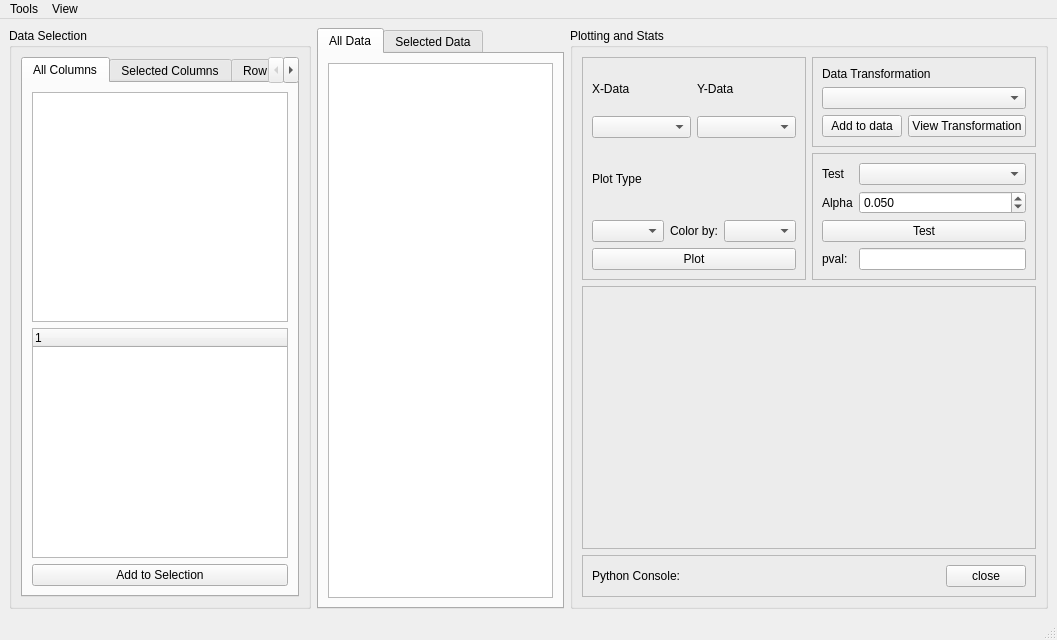
Above: DataViewerModule/pandasviewer_mainwindow.ui from kushalkolar/BehaviourAnalysis before the change. Below: the same form after it.
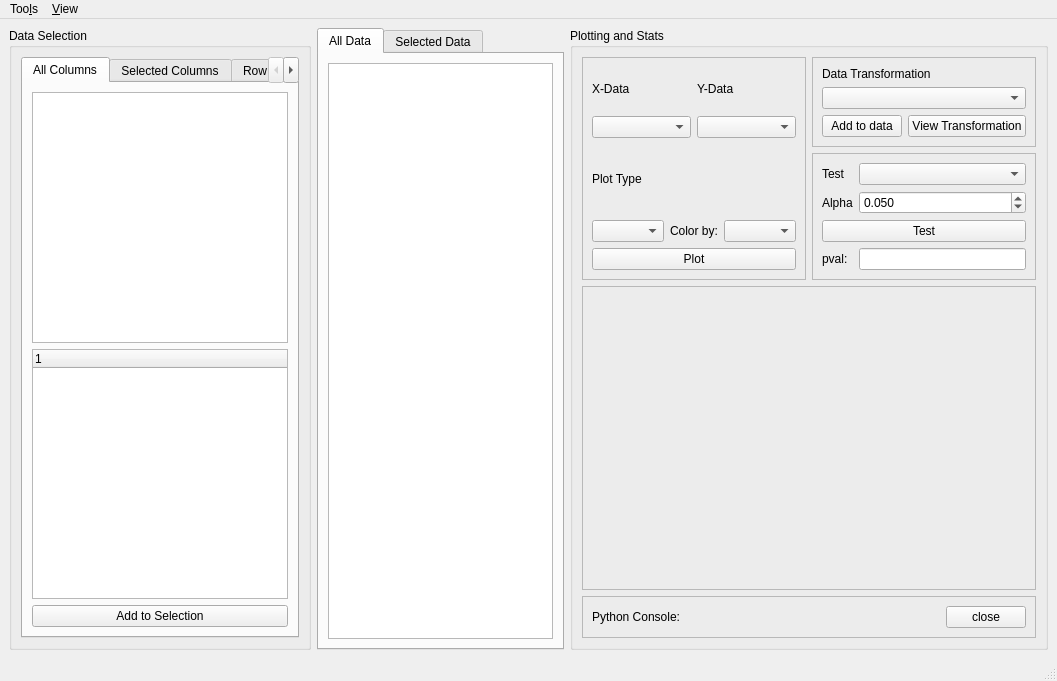
That is the form after the change.

Diff of the .ui file:
```diff
--- a/DataViewerModule/pandasviewer_mainwindow.ui
+++ b/DataViewerModule/pandasviewer_mainwindow.ui
@@ -7,7 +7,7 @@
     <x>0</x>
     <y>0</y>
     <width>1057</width>
-    <height>630</height>
+    <height>681</height>
    </rect>
   </property>
   <property name="windowTitle">
@@ -516,12 +516,12 @@
      <x>0</x>
      <y>0</y>
      <width>1057</width>
-     <height>21</height>
+     <height>30</height>
     </rect>
    </property>
    <widget class="QMenu" name="menuTools">
     <property name="title">
-     <string>Tools</string>
+     <string>Too&amp;ls</string>
     </property>
     <widget class="QMenu" name="menuSave_Selected_Data">
      <property name="title">
@@ -553,7 +553,7 @@
    </widget>
    <widget class="QMenu" name="menuView">
     <property name="title">
-     <string>View</string>
+     <string>&amp;View</string>
     </property>
     <addaction name="actionData_Selection"/>
     <addaction name="actionData"/>
```
Left out of the diff: 46 changed lines with no effect on the pictures.
